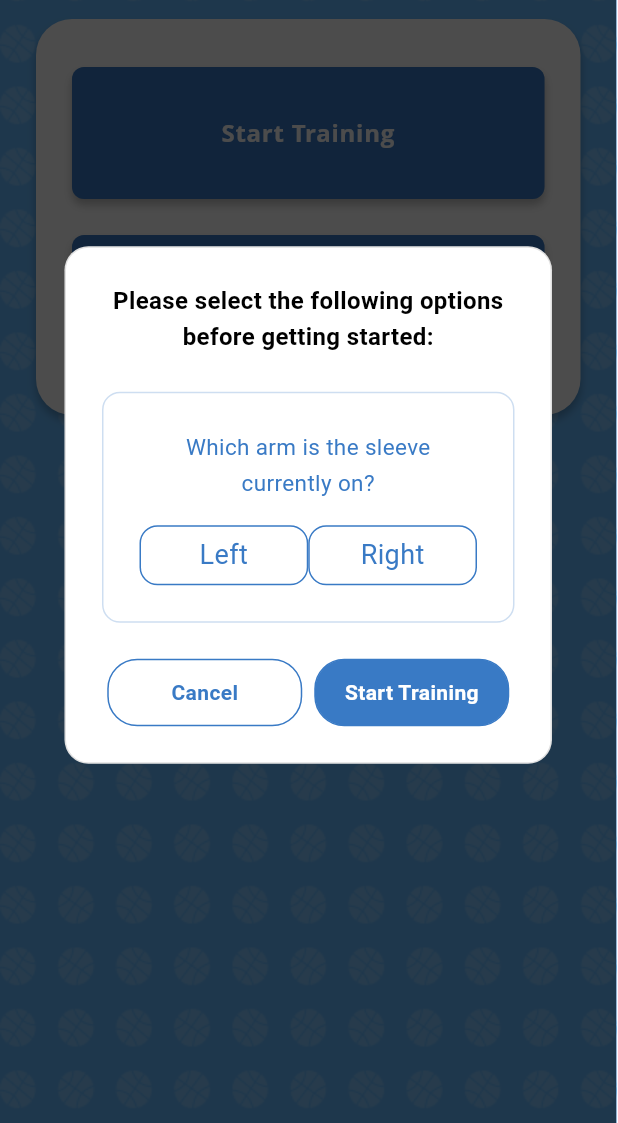
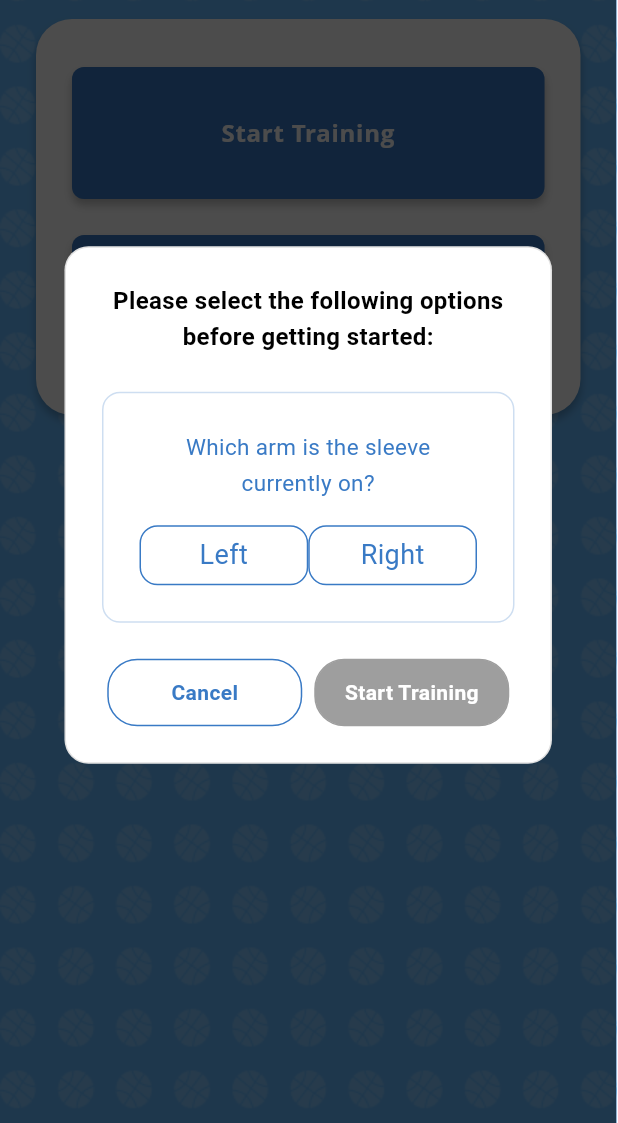
Before and after one commit to venul-boyagoda/swish_app, a Flutter app: the screen it shows after launch, after a tap on "Start Training", on a phone screen of 412 x 824 dp, the part 113-1236 px from its top. Run offline on Flutter 3.47's test engine with Material 3 defaults, Android fonts, the light colour scheme and no system bars; our stand-ins replace camera, flutter_blue_plus, image_picker, video_player; missing offline and left inert: google_mlkit_commons, google_mlkit_pose_detection; Roboto replaces fonts that are missing (Open Sans).

Commit message:
forces user to pick either left or right before starting training, added blue border in summary screen around video replay

```diff
--- a/lib/home_screen.dart
+++ b/lib/home_screen.dart
@@ -2,7 +2,6 @@ import 'package:flutter/material.dart';
 import 'package:swish_app/calibration.dart';
 import 'package:swish_app/symposium_summary_general.dart';
 import 'package:swish_app/training_in_progress.dart';
-import 'package:swish_app/symposium_summary_general.dart';
 import 'package:swish_app/services/phone_service.dart';
 import 'package:swish_app/services/ble_service.dart';
 
@@ -239,24 +238,34 @@ Widget _buildQuestion(String question, Widget child) {
 */
 
 Widget _buildFinalButtons() {
+  // Determine if Start Training button should be enabled
+  bool isStartButtonEnabled = _selectedArm != null;
+
   return Row(
     mainAxisAlignment: MainAxisAlignment.center,
     children: [
-      _buildRoundedButton('Cancel', Colors.white, Color(0xFF397AC5)),
+      _buildRoundedButton('Cancel', Colors.white, Color(0xFF397AC5), true),
       const SizedBox(width: 8), // Adjust spacing to fit within layout
-      _buildRoundedButton('Start Training', Color(0xFF397AC5), Colors.white),
+      _buildRoundedButton(
+        'Start Training',
+        isStartButtonEnabled ? Color(0xFF397AC5) : Colors.grey,
+        Colors.white,
+        isStartButtonEnabled
+      ),
     ],
   );
 }
 
-  Widget _buildRoundedButton(String text, Color bgColor, Color textColor) {
+  Widget _buildRoundedButton(String text, Color bgColor, Color textColor, bool isEnabled) {
     return GestureDetector(
-      onTap: () async {
+      onTap: isEnabled ? () async {
         if (text == 'Cancel') {
           setState(() {
             _showOverlay = false;
           });
         } else if (text == 'Start Training') {
+          // Only proceed if an arm is selected
+          if (_selectedArm != null) {
             Navigator.push(
               context,
               MaterialPageRoute(
@@ -266,9 +275,9 @@ Widget _buildFinalButtons() {
                 ),
               ),
             );
-
           }
-      },
+        }
+      } : null, // Disable onTap if button is not enabled
       child: Container(
         width: 130,
         height: 45,
@@ -276,7 +285,7 @@ Widget _buildFinalButtons() {
         decoration: BoxDecoration(
           color: bgColor,
           borderRadius: BorderRadius.circular(20),
-          border: Border.all(width: 1, color: Color(0xFF397AC5)),
+          border: Border.all(width: 1, color: isEnabled ? Color(0xFF397AC5) : Colors.grey),
         ),
         child: FittedBox(
           child: Text(
```
Also changed, not shown: lib/symposium_summary_screen.dart (+16 -3 lines), 8 other files. Lines whose indentation alone changed are shown as unchanged.
